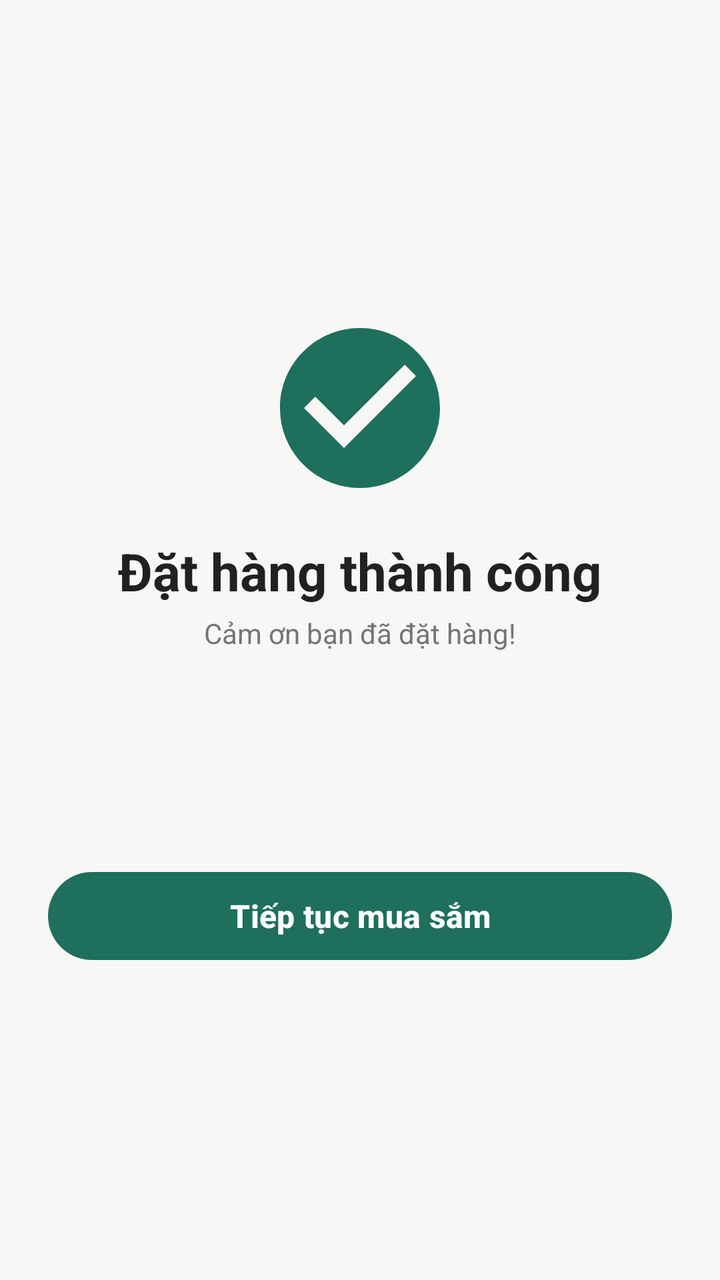
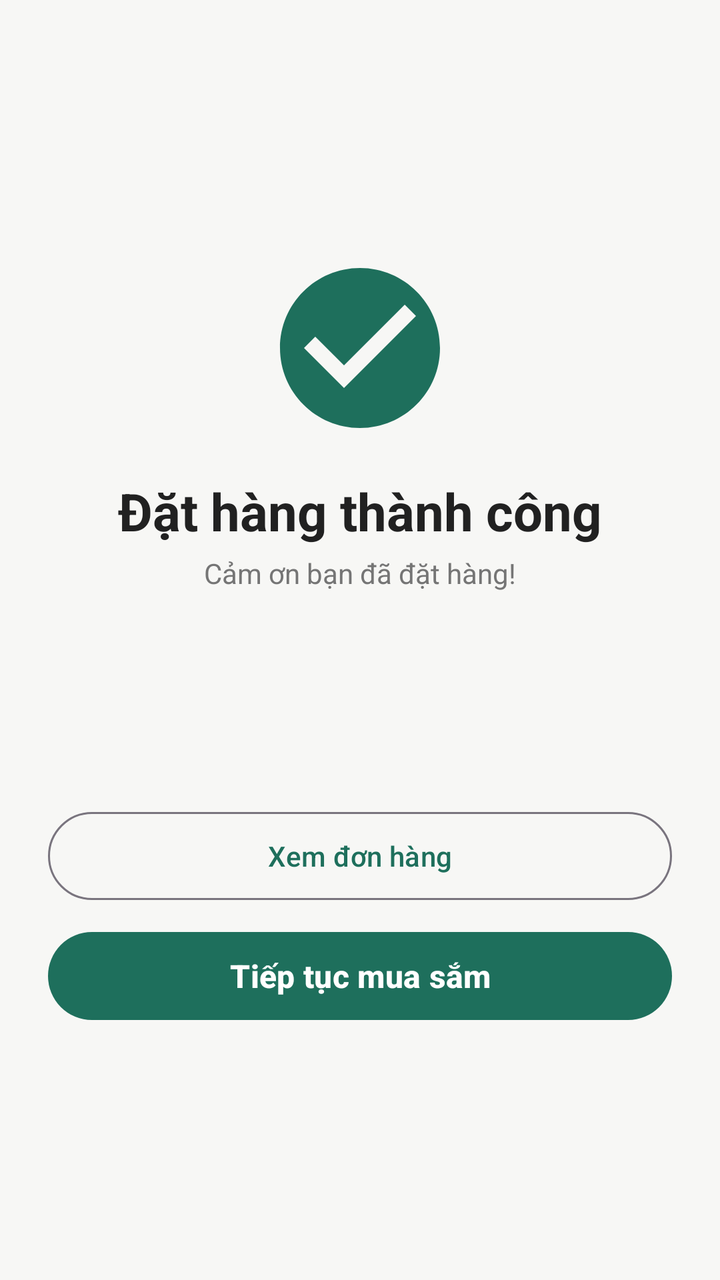

Compare the two renders of this Android layout. The source of the first and the diff that turns it into the second are given below.
<!-- AndroidManifest.xml: application theme Theme.Bookstore -->
<!-- res/layout/activity_order_success.xml -->
<?xml version="1.0" encoding="utf-8"?>
<LinearLayout xmlns:android="http://schemas.android.com/apk/res/android"
    xmlns:app="http://schemas.android.com/apk/res-auto"
    android:id="@+id/main"
    android:layout_width="match_parent"
    android:layout_height="match_parent"
    android:background="@color/screen_bg"
    android:gravity="center"
    android:orientation="vertical"
    android:padding="24dp">

    <ImageView
        android:layout_width="96dp"
        android:layout_height="96dp"
        android:contentDescription="@string/title_order_success"
        android:src="@drawable/ic_check_circle"
        app:tint="@color/brand_green" />

    <TextView
        style="@style/TextTitle"
        android:layout_width="wrap_content"
        android:layout_height="wrap_content"
        android:layout_marginTop="16dp"
        android:text="@string/title_order_success" />

    <TextView
        style="@style/TextSub"
        android:layout_width="wrap_content"
        android:layout_height="wrap_content"
        android:layout_marginTop="4dp"
        android:text="@string/order_success_message" />

    <TextView
        android:id="@+id/tvOrderCode"
        android:layout_width="wrap_content"
        android:layout_height="wrap_content"
        android:layout_marginTop="24dp"
        android:textColor="@color/text_main"
        android:textSize="18sp"
        android:textStyle="bold" />

    <TextView
        android:id="@+id/tvOrderTotal"
        android:layout_width="wrap_content"
        android:layout_height="wrap_content"
        android:layout_marginTop="4dp"
        android:textColor="@color/brand_green"
        android:textSize="16sp" />

    <Button
        android:id="@+id/btnContinue"
        style="@style/ButtonPrimary"
        android:layout_width="match_parent"
        android:layout_height="52dp"
        android:layout_marginTop="32dp"
        android:text="@string/btn_continue_shopping" />
</LinearLayout>
<!-- resources referenced by this layout -->
<resources>
  <color name="brand_green">#1E6F5C</color>
  <color name="screen_bg">#F7F7F5</color>
  <color name="text_main">#212121</color>
  <!-- drawable ic_check_circle (drawable) -->
  <vector xmlns:android="http://schemas.android.com/apk/res/android" android:height="24dp" android:tint="#000000" android:viewportHeight="24" android:viewportWidth="24" android:width="24dp">
        
      <path android:fillColor="@android:color/white" android:pathData="M12,2C6.48,2 2,6.48 2,12s4.48,10 10,10 10,-4.48 10,-10S17.52,2 12,2zM10,17l-5,-5 1.41,-1.41L10,14.17l7.59,-7.59L19,8l-9,9z"/>
      
  </vector>
  <string name="btn_continue_shopping">Tiếp tục mua sắm</string>
  <string name="order_success_message">Cảm ơn bạn đã đặt hàng!</string>
  <string name="title_order_success">Đặt hàng thành công</string>
  <style name="ButtonPrimary">
          <item name="android:textSize">16sp</item>
          <item name="android:textStyle">bold</item>
          <item name="android:textColor">#FFFFFF</item>
          <item name="backgroundTint">@color/brand_green</item>
      </style>
  <style name="TextSub">
          <item name="android:textSize">14sp</item>
          <item name="android:textColor">@color/text_sub</item>
      </style>
  <style name="TextTitle">
          <item name="android:textSize">26sp</item>
          <item name="android:textStyle">bold</item>
          <item name="android:textColor">@color/text_main</item>
      </style>
  <style name="Theme.Bookstore" parent="Base.Theme.Bookstore" />
  <color name="text_sub">#757575</color>
  <style name="Base.Theme.Bookstore" parent="Theme.Material3.DayNight.NoActionBar">
          
          
          <item name="colorPrimary">@color/brand_green</item>
          <item name="colorSecondaryContainer">#CDE8DF</item>
      </style>
</resources>

<!-- the commit's change to res/layout/activity_order_success.xml (unified diff, before → after) -->
@@ -48,10 +48,18 @@
         android:textSize="16sp" />
 
     <Button
+        android:id="@+id/btnViewOrder"
+        style="@style/Widget.Material3.Button.OutlinedButton"
+        android:layout_width="match_parent"
+        android:layout_height="52dp"
+        android:layout_marginTop="32dp"
+        android:text="@string/btn_view_order" />
+
+    <Button
         android:id="@+id/btnContinue"
         style="@style/ButtonPrimary"
         android:layout_width="match_parent"
         android:layout_height="52dp"
-        android:layout_marginTop="32dp"
+        android:layout_marginTop="8dp"
         android:text="@string/btn_continue_shopping" />
 </LinearLayout>
<!-- resource entries referenced after the edit -->
@@ -10,6 +10,7 @@
       
   </vector>
   <string name="btn_continue_shopping">Tiếp tục mua sắm</string>
+  <string name="btn_view_order">Xem đơn hàng</string>
   <string name="order_success_message">Cảm ơn bạn đã đặt hàng!</string>
   <string name="title_order_success">Đặt hàng thành công</string>
   <style name="ButtonPrimary">
